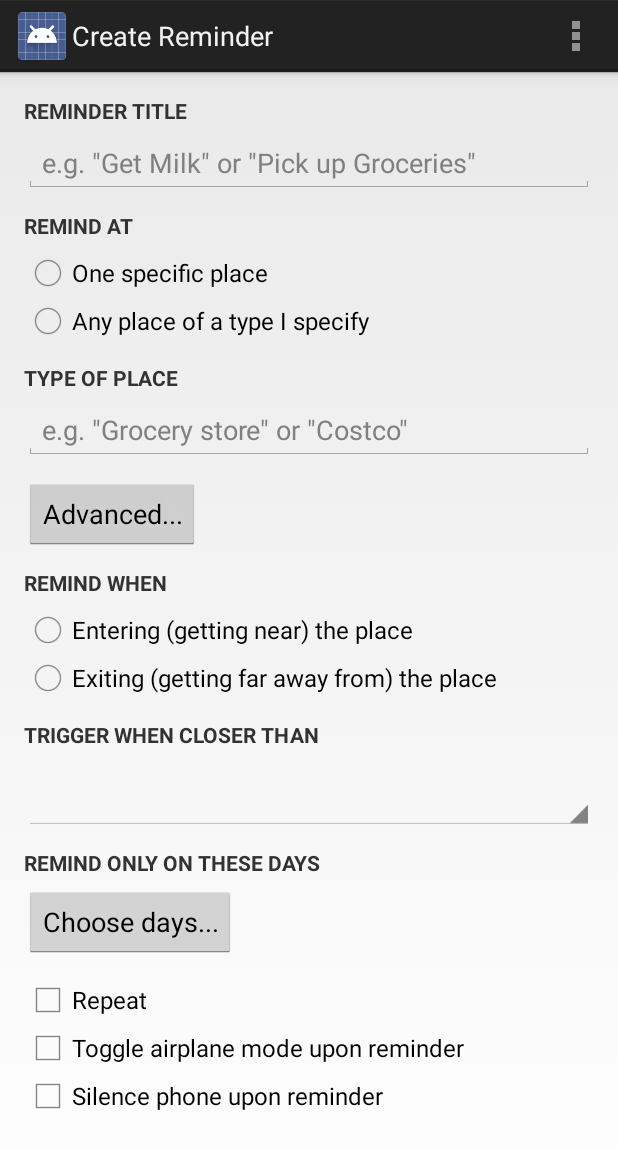
After one commit to patil215/geobells, an Android app: the CreateReminderActivity screen opened directly, with no data from a screen before it, on a phone screen of 412 x 824 dp. The commit adds this screen. Shown: the top 1149 px of the screen. Run offline under Robolectric (Android 15) with nearby library versions, the phone set to English and light mode, and no system bars.

Commit message:
Basic event create screen layout

```diff
--- a/app/src/main/AndroidManifest.xml
+++ b/app/src/main/AndroidManifest.xml
@@ -1,6 +1,7 @@
 <?xml version="1.0" encoding="utf-8"?>
 <manifest xmlns:android="http://schemas.android.com/apk/res/android"
     package="com.patil.geobells.lite" >
+
     <application
         android:allowBackup="true"
         android:icon="@drawable/ic_launcher"
@@ -15,6 +16,10 @@
                 <category android:name="android.intent.category.LAUNCHER" />
             </intent-filter>
         </activity>
+        <activity
+            android:name=".CreateReminderActivity"
+            android:label="@string/title_activity_create_reminder" >
+        </activity>
     </application>
 
 </manifest>
--- /dev/null
+++ b/app/src/main/java/com/patil/geobells/lite/CreateReminderActivity.java
@@ -0,0 +1,46 @@
+package com.patil.geobells.lite;
+
+import android.app.Activity;
+import android.os.Bundle;
+import android.view.Menu;
+import android.view.MenuItem;
+import android.view.View;
+
+import com.patil.geobells.lite.R;
+
+public class CreateReminderActivity extends Activity {
+
+    @Override
+    protected void onCreate(Bundle savedInstanceState) {
+        super.onCreate(savedInstanceState);
+        setContentView(R.layout.activity_create_reminder);
+    }
+
+
+    @Override
+    public boolean onCreateOptionsMenu(Menu menu) {
+        // Inflate the menu; this adds items to the action bar if it is present.
+        getMenuInflater().inflate(R.menu.create_reminder, menu);
+        return true;
+    }
+
+    @Override
+    public boolean onOptionsItemSelected(MenuItem item) {
+        // Handle action bar item clicks here. The action bar will
+        // automatically handle clicks on the Home/Up button, so long
+        // as you specify a parent activity in AndroidManifest.xml.
+        int id = item.getItemId();
+        if (id == R.id.action_settings) {
+            return true;
+        }
+        return super.onOptionsItemSelected(item);
+    }
+
+    public void onAdvancedOptionsClick(View v) {
+
+    }
+
+    public void onChooseDaysClick(View v) {
+
+    }
+}
--- a/app/src/main/java/com/patil/geobells/lite/MainActivity.java
+++ b/app/src/main/java/com/patil/geobells/lite/MainActivity.java
@@ -5,6 +5,7 @@ import android.app.Activity;
 import android.app.ActionBar;
 import android.app.Fragment;
 import android.app.FragmentManager;
+import android.content.Intent;
 import android.os.Bundle;
 import android.view.LayoutInflater;
 import android.view.Menu;
@@ -103,9 +104,11 @@ public class MainActivity extends Activity
         // Handle action bar item clicks here. The action bar will
         // automatically handle clicks on the Home/Up button, so long
         // as you specify a parent activity in AndroidManifest.xml.
-        int id = item.getItemId();
-        if (id == R.id.action_settings) {
-            return true;
+        switch(item.getItemId()) {
+            case R.id.action_create:
+                Intent intent = new Intent(this, CreateReminderActivity.class);
+                startActivity(intent);
+                break;
         }
         return super.onOptionsItemSelected(item);
     }
--- a/app/src/main/java/com/patil/geobells/lite/views/NavigationDrawerFragment.java
+++ b/app/src/main/java/com/patil/geobells/lite/views/NavigationDrawerFragment.java
@@ -248,11 +248,6 @@ public class NavigationDrawerFragment extends Fragment {
             return true;
         }
 
-        if (item.getItemId() == R.id.action_example) {
-            Toast.makeText(getActivity(), "Example action.", Toast.LENGTH_SHORT).show();
-            return true;
-        }
-
         return super.onOptionsItemSelected(item);
     }
 
--- /dev/null
+++ b/app/src/main/res/layout/activity_create_reminder.xml
@@ -0,0 +1,232 @@
+<ScrollView xmlns:android="http://schemas.android.com/apk/res/android"
+    xmlns:tools="http://schemas.android.com/tools"
+    android:layout_width="match_parent"
+    android:layout_height="match_parent"
+    tools:context="com.patil.geobells.lite.CreateReminderActivity">
+
+    <RelativeLayout
+        android:layout_width="match_parent"
+        android:layout_height="match_parent"
+        android:animateLayoutChanges="true"
+        android:paddingBottom="@dimen/activity_vertical_margin"
+        android:paddingLeft="@dimen/activity_horizontal_margin"
+        android:paddingRight="@dimen/activity_horizontal_margin"
+        android:paddingTop="@dimen/activity_vertical_margin">
+
+        <RelativeLayout
+            android:id="@+id/layout_basic_options"
+            android:layout_width="match_parent"
+            android:layout_height="match_parent">
+
+            <TextView
+                android:id="@+id/prompt_reminder_title"
+                android:layout_width="match_parent"
+                android:layout_height="wrap_content"
+                android:paddingBottom="6dp"
+                android:text="@string/prompt_reminder_title"
+                android:textAllCaps="true"
+                android:textSize="14sp"
+                android:textStyle="bold" />
+
+            <EditText
+                android:id="@+id/reminder_title"
+                android:layout_width="match_parent"
+                android:layout_height="wrap_content"
+                android:layout_below="@id/prompt_reminder_title"
+                android:capitalize="words"
+                android:hint="@string/hint_reminder_title" />
+
+            <TextView
+                android:id="@+id/prompt_reminder_type"
+                android:layout_width="match_parent"
+                android:layout_height="wrap_content"
+                android:layout_below="@id/reminder_title"
+                android:paddingBottom="6dp"
+                android:paddingTop="12dp"
+                android:text="@string/prompt_reminder_type"
+                android:textAllCaps="true"
+                android:textSize="14sp"
+                android:textStyle="bold" />
+
+            <RadioGroup
+                android:id="@+id/radiobutton_group_reminder_type"
+                android:layout_width="match_parent"
+                android:layout_height="wrap_content"
+                android:layout_below="@id/prompt_reminder_type">
+
+                <RadioButton
+                    android:id="@+id/radiobutton_reminder_type_specific"
+                    android:layout_width="match_parent"
+                    android:layout_height="wrap_content"
+                    android:text="@string/reminder_type_specific" />
+
+                <RadioButton
+                    android:id="@+id/radiobutton_reminder_type_dynamic"
+                    android:layout_width="match_parent"
+                    android:layout_height="wrap_content"
+                    android:text="@string/reminder_type_dynamic" />
+            </RadioGroup>
+
+            <RelativeLayout
+                android:id="@+id/layout_reminder_specific"
+                android:layout_width="match_parent"
+                android:layout_height="wrap_content"
+                android:layout_below="@id/radiobutton_group_reminder_type"
+                android:visibility="gone">
+
+                <TextView
+                    android:id="@+id/prompt_reminder_address"
+                    android:layout_width="match_parent"
+                    android:layout_height="wrap_content"
+                    android:paddingBottom="6dp"
+                    android:paddingTop="12dp"
+                    android:text="@string/prompt_reminder_address"
+                    android:textAllCaps="true"
+                    android:textSize="14sp"
+                    android:textStyle="bold" />
+
+                <EditText
+                    android:id="@+id/reminder_address"
+                    android:layout_width="match_parent"
+                    android:layout_height="wrap_content"
+                    android:layout_below="@id/prompt_reminder_address"
+                    android:capitalize="words"
+                    android:hint="@string/hint_reminder_address" />
+            </RelativeLayout>
+
+            <RelativeLayout
+                android:id="@+id/layout_reminder_dynamic"
+                android:layout_width="match_parent"
+                android:layout_height="wrap_content"
+                android:layout_below="@id/radiobutton_group_reminder_type">
+
+                <TextView
+                    android:id="@+id/prompt_reminder_business"
+                    android:layout_width="match_parent"
+                    android:layout_height="wrap_content"
+                    android:paddingBottom="6dp"
+                    android:paddingTop="12dp"
+                    android:text="@string/prompt_reminder_business"
+                    android:textAllCaps="true"
+                    android:textSize="14sp"
+                    android:textStyle="bold" />
+
+                <EditText
+                    android:id="@+id/reminder_business"
+                    android:layout_width="match_parent"
+                    android:layout_height="wrap_content"
+                    android:layout_below="@id/prompt_reminder_business"
+                    android:capitalize="sentences"
+                    android:hint="@string/hint_reminder_business" />
+            </RelativeLayout>
+
+        </RelativeLayout>
+
+        <Button
+            android:id="@+id/button_advanced_options"
+            android:layout_width="wrap_content"
+            android:layout_height="wrap_content"
+            android:layout_marginTop="12dp"
+            android:layout_below="@id/layout_basic_options"
+            android:onClick="onAdvancedOptionsClick"
+            android:text="@string/button_advanced_options" />
+
+        <RelativeLayout
+            android:id="@+id/layout_advanced_options"
+            android:layout_width="match_parent"
+            android:layout_height="match_parent"
+            android:layout_below="@id/button_advanced_options">
+
+            <TextView
+                android:id="@+id/prompt_reminder_transition"
+                android:layout_width="match_parent"
+                android:layout_height="wrap_content"
+                android:paddingBottom="6dp"
+                android:paddingTop="12dp"
+                android:text="@string/prompt_reminder_transition"
+                android:textAllCaps="true"
+                android:textSize="14sp"
+                android:textStyle="bold" />
+
+            <RadioGroup
+                android:id="@+id/radiobutton_group_reminder_transition"
+                android:layout_width="match_parent"
+                android:layout_height="wrap_content"
+                android:layout_below="@id/prompt_reminder_transition">
+
+                <RadioButton
+                    android:id="@+id/radiobutton_reminder_transition_enter"
+                    android:layout_width="match_parent"
+                    android:layout_height="wrap_content"
+                    android:text="@string/reminder_transition_enter" />
+
+                <RadioButton
+                    android:id="@+id/radiobutton_reminder_transition_exit"
+                    android:layout_width="match_parent"
+                    android:layout_height="wrap_content"
+                    android:text="@string/reminder_transition_exit" />
+            </RadioGroup>
+
+            <TextView
+                android:id="@+id/prompt_reminder_proximity"
+                android:layout_width="match_parent"
+                android:layout_height="wrap_content"
+                android:layout_below="@id/radiobutton_group_reminder_transition"
+                android:paddingBottom="6dp"
+                android:paddingTop="12dp"
+                android:text="@string/prompt_reminder_proximity"
+                android:textAllCaps="true"
+                android:textSize="14sp"
+                android:textStyle="bold" />
+
+            <Spinner
+                android:id="@+id/spinner_reminder_proximity"
+                android:layout_width="match_parent"
+                android:layout_height="wrap_content"
+                android:layout_below="@id/prompt_reminder_proximity"
+                android:minHeight="48dp" />
+
+            <TextView
+                android:id="@+id/prompt_reminder_days"
+                android:layout_width="match_parent"
+                android:layout_height="wrap_content"
+                android:layout_below="@id/spinner_reminder_proximity"
+                android:paddingBottom="6dp"
+                android:paddingTop="12dp"
+                android:text="@string/prompt_reminder_days"
+                android:textAllCaps="true"
+                android:textSize="14sp"
+                android:textStyle="bold" />
+
+            <Button
+                android:id="@+id/button_reminder_days"
+                android:layout_width="wrap_content"
+                android:layout_height="wrap_content"
+                android:layout_below="@id/prompt_reminder_days"
+                android:onClick="onChooseDaysClick"
+                android:text="@string/button_choose_days" />
+
+            <CheckBox
+                android:id="@+id/checkbox_reminder_repeat"
+                android:layout_width="wrap_content"
+                android:layout_height="wrap_content"
+                android:layout_marginTop="12dp"
+                android:layout_below="@id/button_reminder_days"
+                android:text="@string/checkbox_reminder_repeat" />
+
+            <CheckBox
+                android:id="@+id/checkbox_reminder_airplane"
+                android:layout_width="wrap_content"
+                android:layout_height="wrap_content"
+                android:layout_below="@id/checkbox_reminder_repeat"
+                android:text="@string/checkbox_reminder_airplane" />
+
+            <CheckBox
+                android:id="@+id/checkbox_reminder_silence"
+                android:layout_width="wrap_content"
+                android:layout_height="wrap_content"
+                android:layout_below="@id/checkbox_reminder_airplane"
+                android:text="@string/checkbox_reminder_silence" />
+        </RelativeLayout>
+    </RelativeLayout>
+</ScrollView>
--- /dev/null
+++ b/app/src/main/res/menu/create_reminder.xml
@@ -0,0 +1,8 @@
+<menu xmlns:android="http://schemas.android.com/apk/res/android"
+    xmlns:tools="http://schemas.android.com/tools"
+    tools:context="com.patil.geobells.lite.CreateReminderActivity" >
+    <item android:id="@+id/action_settings"
+        android:title="@string/action_settings"
+        android:orderInCategory="100"
+        android:showAsAction="never" />
+</menu>
--- a/app/src/main/res/menu/main.xml
+++ b/app/src/main/res/menu/main.xml
@@ -1,11 +1,8 @@
 <menu xmlns:android="http://schemas.android.com/apk/res/android"
     xmlns:tools="http://schemas.android.com/tools"
     tools:context=".MainActivity" >
-    <item android:id="@+id/action_example"
-        android:title="@string/action_example"
-        android:showAsAction="withText|ifRoom" />
-    <item android:id="@+id/action_settings"
-        android:title="@string/action_settings"
-        android:orderInCategory="100"
-        android:showAsAction="never" />
+    <item android:id="@+id/action_create"
+        android:showAsAction="always"
+        android:title="@string/action_create"
+        android:icon="@drawable/ic_action_new" />
 </menu>
--- /dev/null
+++ b/app/src/main/res/values/ids.xml
@@ -0,0 +1,4 @@
+<?xml version="1.0" encoding="utf-8"?>
+<resources>
+    <item name="hint_reminder_address" type="id">e.g. "1020 Main Street"</item>
+</resources>
--- a/app/src/main/res/values/strings.xml
+++ b/app/src/main/res/values/strings.xml
@@ -11,5 +11,27 @@
     <string name="action_settings">Settings</string>
     <string name="title_complete">Completed</string>
     <string name="title_upcoming">Upcoming</string>
+    <string name="action_create">Create a reminder</string>
+    <string name="title_activity_create_reminder">Create Reminder</string>
+    <string name="hello_world">Hello world!</string>
+    <string name="prompt_reminder_title">Reminder Title</string>
+    <string name="hint_reminder_title">e.g. \"Get Milk\" or \"Pick up Groceries\"</string>
+    <string name="prompt_reminder_type">Remind at</string>
+    <string name="reminder_type_specific">One specific place</string>
+    <string name="reminder_type_dynamic">Any place of a type I specify</string>
+    <string name="prompt_reminder_address">Address of the place</string>
+    <string name="hint_reminder_address">e.g. \"1020 Main Street\"</string>
+    <string name="prompt_reminder_business">Type of Place</string>
+    <string name="hint_reminder_business">e.g. \"Grocery store\" or \"Costco\"</string>
+    <string name="button_advanced_options">Advanced...</string>
+    <string name="prompt_reminder_transition">Remind When</string>
+    <string name="reminder_transition_enter">Entering (getting near) the place</string>
+    <string name="reminder_transition_exit">Exiting (getting far away from) the place</string>
+    <string name="prompt_reminder_proximity">Trigger when closer than</string>
+    <string name="prompt_reminder_days">Remind only on these days</string>
+    <string name="button_choose_days">Choose days...</string>
+    <string name="checkbox_reminder_airplane">Toggle airplane mode upon reminder</string>
+    <string name="checkbox_reminder_silence">Silence phone upon reminder</string>
+    <string name="checkbox_reminder_repeat">Repeat</string>
 
 </resources>
--- a/app/src/main/res/values/styles.xml
+++ b/app/src/main/res/values/styles.xml
@@ -1,7 +1,7 @@
 <resources>
 
     <!-- Base application theme. -->
-    <style name="AppTheme" parent="android:Theme.Holo.Light">
+    <style name="AppTheme" parent="android:Theme.Holo.Light.DarkActionBar">
     </style>
 
 </resources>
```
Also changed, not shown: app/src/main/res/drawable-hdpi/ic_action_new.png (added), app/src/main/res/drawable-mdpi/ic_action_new.png (added), app/src/main/res/drawable-xhdpi/ic_action_new.png (added), app/src/main/res/drawable-xxhdpi/ic_action_new.png (added).
